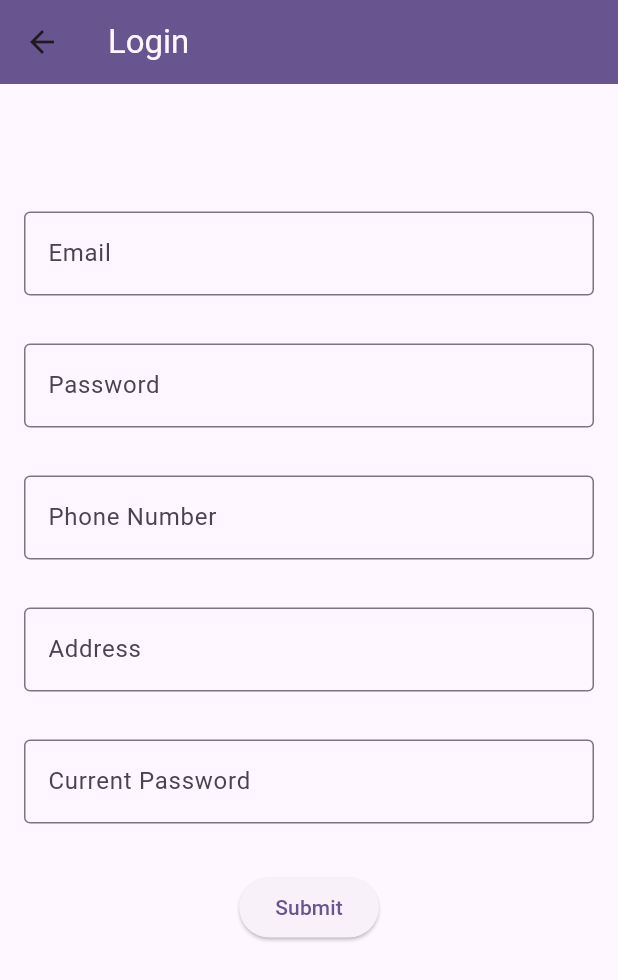
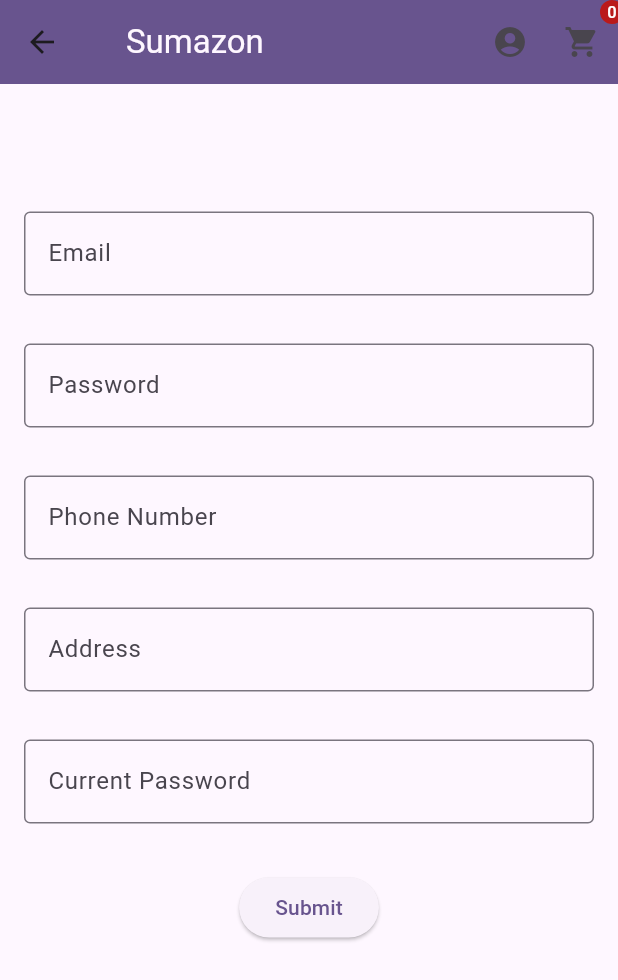
Before and after one commit to scrufulufugus/3-tier-demo, a Flutter app: the AccountPage screen opened by its route, on a phone screen of 412 x 824 dp. Shown: the top 980 px of the screen. Run offline on Flutter 3.47's test engine with Material 3 defaults, Android fonts, the phone set to English and light mode, and no system bars; accounts and stored records are empty; network calls fail.

Commit message:
Frontend: Drop HeaderWrapper and Reuse Header

```diff
--- a/frontend/lib/screens/account.dart
+++ b/frontend/lib/screens/account.dart
@@ -1,6 +1,7 @@
 import 'package:flutter/material.dart';
 import 'package:provider/provider.dart';
 import 'package:frontend/models/account.dart';
+import 'package:frontend/widgets/header.dart';
 
 class AccountPage extends StatefulWidget {
   const AccountPage({super.key});
@@ -20,13 +21,7 @@
   @override
   Widget build(BuildContext context) {
     return Scaffold(
-      appBar: AppBar(
-        backgroundColor: Theme.of(context).colorScheme.primary,
-        title: Text(
-          "Login",
-          style: Theme.of(context).primaryTextTheme.titleLarge,
-        ),
-      ),
+      appBar: const Header(),
       body: Consumer<AccountModel>(
         builder: (context, account, child) => Form(
           key: _formKey,
--- a/frontend/lib/screens/home.dart
+++ b/frontend/lib/screens/home.dart
@@ -12,7 +12,8 @@
     // Material is a conceptual piece
     // of paper on which the UI appears.
     return Material(
-      child: HeaderWrapper(
+      child: Scaffold(
+        appBar: const Header(),
         body: Consumer<CatalogModel>(
             builder: (context, catalog, child) =>
                 ProductGrid(products: catalog.products)),
```
Also changed, not shown: frontend/lib/screens/cart.dart (+2 -7 lines), frontend/lib/widgets/header.dart (+9 -25 lines).
